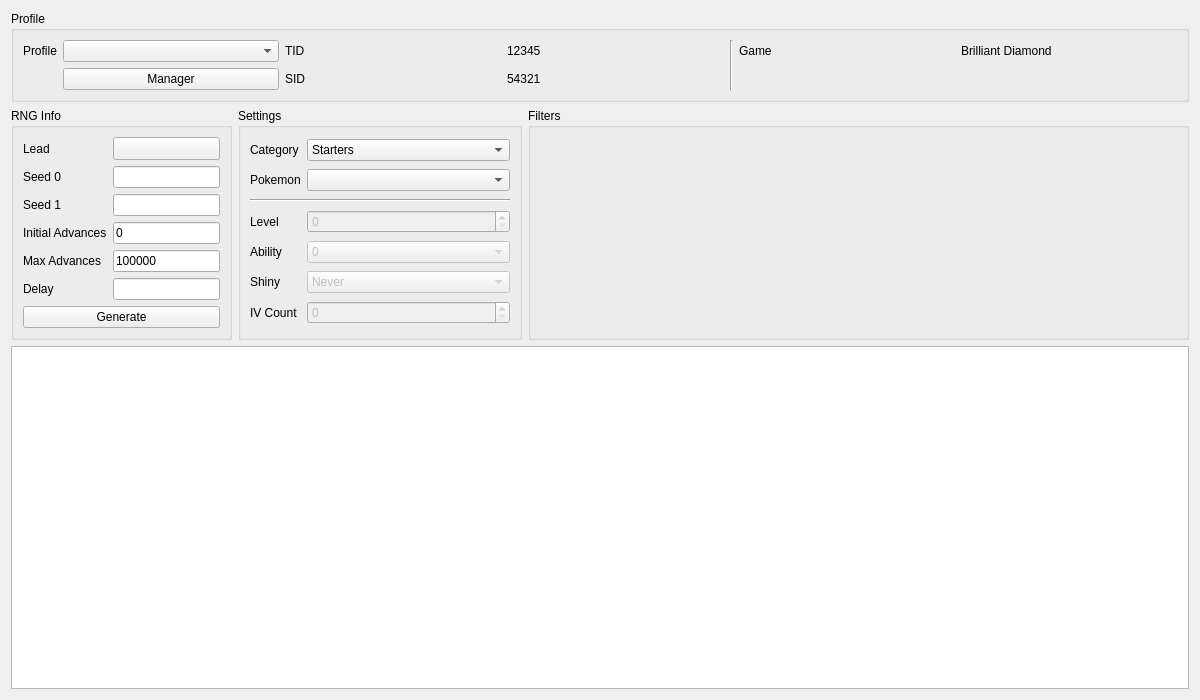
Before: the Qt Designer form Source/Form/Gen8/Static8.ui in Admiral-Fish/PokeFinder, drawn with Qt 5.
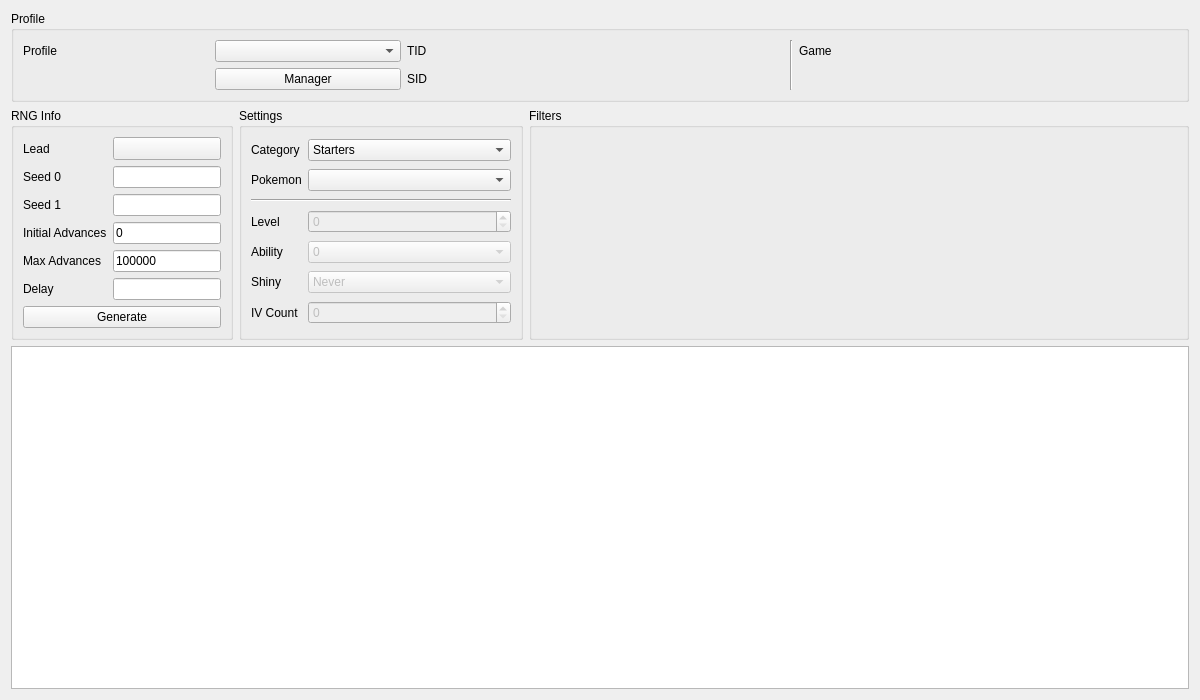
After: the same form once the commit is applied. Custom widgets are drawn as their Qt base class.

The edit to the form file:
```diff
--- a/Source/Form/Gen8/Static8.ui
+++ b/Source/Form/Gen8/Static8.ui
@@ -16,24 +16,12 @@
   <layout class="QGridLayout" name="gridLayout_2">
    <item row="1" column="0">
     <widget class="QGroupBox" name="groupBoxRNGInfo">
-     <property name="sizePolicy">
-      <sizepolicy hsizetype="Preferred" vsizetype="Preferred">
-       <horstretch>1</horstretch>
-       <verstretch>0</verstretch>
-      </sizepolicy>
-     </property>
      <property name="title">
       <string>RNG Info</string>
      </property>
      <layout class="QGridLayout" name="gridLayout_3">
       <item row="4" column="0">
        <widget class="QLabel" name="labelMaxAdvances">
-        <property name="sizePolicy">
-         <sizepolicy hsizetype="Fixed" vsizetype="Preferred">
-          <horstretch>0</horstretch>
-          <verstretch>0</verstretch>
-         </sizepolicy>
-        </property>
         <property name="text">
          <string>Max Advances</string>
         </property>
@@ -61,12 +49,6 @@
       </item>
       <item row="0" column="0">
        <widget class="QLabel" name="labelLead">
-        <property name="sizePolicy">
-         <sizepolicy hsizetype="Fixed" vsizetype="Preferred">
-          <horstretch>0</horstretch>
-          <verstretch>0</verstretch>
-         </sizepolicy>
-        </property>
         <property name="text">
          <string>Lead</string>
         </property>
@@ -74,12 +56,6 @@
       </item>
       <item row="1" column="0">
        <widget class="QLabel" name="labelSeed0">
-        <property name="sizePolicy">
-         <sizepolicy hsizetype="Fixed" vsizetype="Preferred">
-          <horstretch>0</horstretch>
-          <verstretch>0</verstretch>
-         </sizepolicy>
-        </property>
         <property name="text">
          <string>Seed 0</string>
         </property>
@@ -142,7 +118,7 @@
     <widget class="QGroupBox" name="groupBoxFilters">
      <property name="sizePolicy">
       <sizepolicy hsizetype="Preferred" vsizetype="Preferred">
-       <horstretch>3</horstretch>
+       <horstretch>1</horstretch>
        <verstretch>0</verstretch>
       </sizepolicy>
      </property>
@@ -163,18 +139,10 @@
      </property>
      <layout class="QGridLayout" name="gridLayout_4">
       <item row="0" column="3">
-       <widget class="QLabel" name="labelProfileTIDValue">
-        <property name="text">
-         <string notr="true">12345</string>
-        </property>
-       </widget>
+       <widget class="QLabel" name="labelProfileTIDValue"/>
       </item>
       <item row="0" column="7">
-       <widget class="QLabel" name="labelProfileGameValue">
-        <property name="text">
-         <string>Brilliant Diamond</string>
-        </property>
-       </widget>
+       <widget class="QLabel" name="labelProfileGameValue"/>
       </item>
       <item row="1" column="2">
        <widget class="QLabel" name="labelProfileSID">
@@ -198,11 +166,7 @@
        </widget>
       </item>
       <item row="1" column="3">
-       <widget class="QLabel" name="labelProfileSIDValue">
-        <property name="text">
-         <string notr="true">54321</string>
-        </property>
-       </widget>
+       <widget class="QLabel" name="labelProfileSIDValue"/>
       </item>
       <item row="0" column="6">
        <widget class="QLabel" name="labelProfileGame">
@@ -213,12 +177,6 @@
       </item>
       <item row="0" column="0">
        <widget class="QLabel" name="labelProfile">
-        <property name="sizePolicy">
-         <sizepolicy hsizetype="Fixed" vsizetype="Preferred">
-          <horstretch>0</horstretch>
-          <verstretch>0</verstretch>
-         </sizepolicy>
-        </property>
         <property name="text">
          <string>Profile</string>
         </property>
@@ -246,12 +204,6 @@
    </item>
    <item row="1" column="1">
     <widget class="QGroupBox" name="groupBoxSettings">
-     <property name="sizePolicy">
-      <sizepolicy hsizetype="Preferred" vsizetype="Preferred">
-       <horstretch>1</horstretch>
-       <verstretch>0</verstretch>
-      </sizepolicy>
-     </property>
      <property name="title">
       <string>Settings</string>
      </property>
```
Left out of the diff: 6 changed lines with no effect on the pictures.
